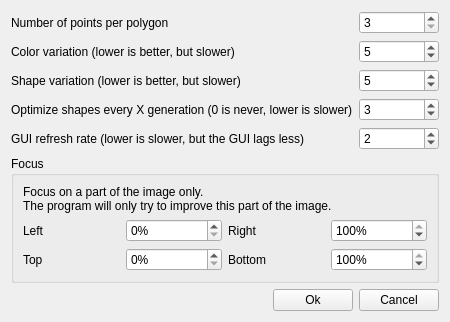
This is settingswidget.ui in tux3/Evolve as Qt 5 draws it before an edit. The edited form follows.
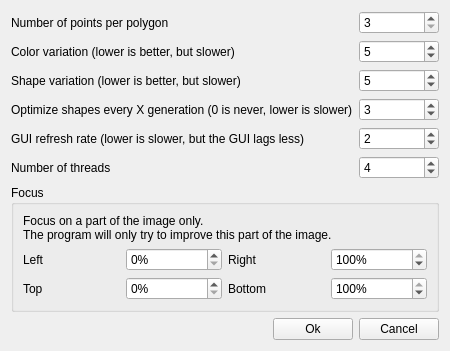
This is the edited form.

Patch:
```diff
--- a/settingswidget.ui
+++ b/settingswidget.ui
@@ -7,14 +7,14 @@
     <x>0</x>
     <y>0</y>
     <width>445</width>
-    <height>300</height>
+    <height>342</height>
    </rect>
   </property>
   <property name="windowTitle">
    <string>Settings</string>
   </property>
   <layout class="QGridLayout" name="gridLayout">
-   <item row="5" column="0" colspan="3">
+   <item row="6" column="0" colspan="3">
     <widget class="QGroupBox" name="groupBox">
      <property name="title">
       <string>Focus</string>
@@ -117,6 +117,13 @@
      </layout>
     </widget>
    </item>
+   <item row="8" column="2">
+    <widget class="QPushButton" name="closeButton">
+     <property name="text">
+      <string>Cancel</string>
+     </property>
+    </widget>
+   </item>
    <item row="1" column="0" colspan="2">
     <widget class="QLabel" name="label_2">
      <property name="text">
@@ -124,7 +131,7 @@
      </property>
     </widget>
    </item>
-   <item row="7" column="0">
+   <item row="8" column="0">
     <spacer name="horizontalSpacer">
      <property name="orientation">
       <enum>Qt::Horizontal</enum>
@@ -137,27 +144,6 @@
      </property>
     </spacer>
    </item>
-   <item row="7" column="1">
-    <widget class="QPushButton" name="okButton">
-     <property name="text">
-      <string>Ok</string>
-     </property>
-    </widget>
-   </item>
-   <item row="7" column="2">
-    <widget class="QPushButton" name="closeButton">
-     <property name="text">
-      <string>Cancel</string>
-     </property>
-    </widget>
-   </item>
-   <item row="0" column="0" colspan="2">
-    <widget class="QLabel" name="label">
-     <property name="text">
-      <string>Number of points per polygon</string>
-     </property>
-    </widget>
-   </item>
    <item row="1" column="2">
     <widget class="QSpinBox" name="colorVarSpin">
      <property name="minimum">
@@ -171,6 +157,13 @@
      </property>
     </widget>
    </item>
+   <item row="8" column="1">
+    <widget class="QPushButton" name="okButton">
+     <property name="text">
+      <string>Ok</string>
+     </property>
+    </widget>
+   </item>
    <item row="0" column="2">
     <widget class="QSpinBox" name="nPointsSpin">
      <property name="minimum">
@@ -181,7 +174,7 @@
      </property>
     </widget>
    </item>
-   <item row="6" column="0" colspan="3">
+   <item row="7" column="0" colspan="3">
     <spacer name="verticalSpacer">
      <property name="orientation">
       <enum>Qt::Vertical</enum>
@@ -194,6 +187,27 @@
      </property>
     </spacer>
    </item>
+   <item row="0" column="0" colspan="2">
+    <widget class="QLabel" name="label">
+     <property name="text">
+      <string>Number of points per polygon</string>
+     </property>
+    </widget>
+   </item>
+   <item row="2" column="0" colspan="2">
+    <widget class="QLabel" name="label_9">
+     <property name="text">
+      <string>Shape variation (lower is better, but slower)</string>
+     </property>
+    </widget>
+   </item>
+   <item row="4" column="0" colspan="2">
+    <widget class="QLabel" name="label_10">
+     <property name="text">
+      <string>GUI refresh rate (lower is slower, but the GUI lags less)</string>
+     </property>
+    </widget>
+   </item>
    <item row="3" column="0" colspan="2">
     <widget class="QLabel" name="label_8">
      <property name="text">
@@ -227,20 +241,6 @@
      </property>
     </widget>
    </item>
-   <item row="2" column="0" colspan="2">
-    <widget class="QLabel" name="label_9">
-     <property name="text">
-      <string>Shape variation (lower is better, but slower)</string>
-     </property>
-    </widget>
-   </item>
-   <item row="4" column="0" colspan="2">
-    <widget class="QLabel" name="label_10">
-     <property name="text">
-      <string>GUI refresh rate (lower is slower, but the GUI lags less)</string>
-     </property>
-    </widget>
-   </item>
    <item row="4" column="2">
     <widget class="QSpinBox" name="guiRefreshSpin">
      <property name="minimum">
@@ -257,6 +257,26 @@
      </property>
     </widget>
    </item>
+   <item row="5" column="0">
+    <widget class="QLabel" name="label_11">
+     <property name="text">
+      <string>Number of threads</string>
+     </property>
+    </widget>
+   </item>
+   <item row="5" column="2">
+    <widget class="QSpinBox" name="coreSpin">
+     <property name="minimum">
+      <number>1</number>
+     </property>
+     <property name="maximum">
+      <number>16</number>
+     </property>
+     <property name="value">
+      <number>4</number>
+     </property>
+    </widget>
+   </item>
   </layout>
  </widget>
  <resources/>
```
